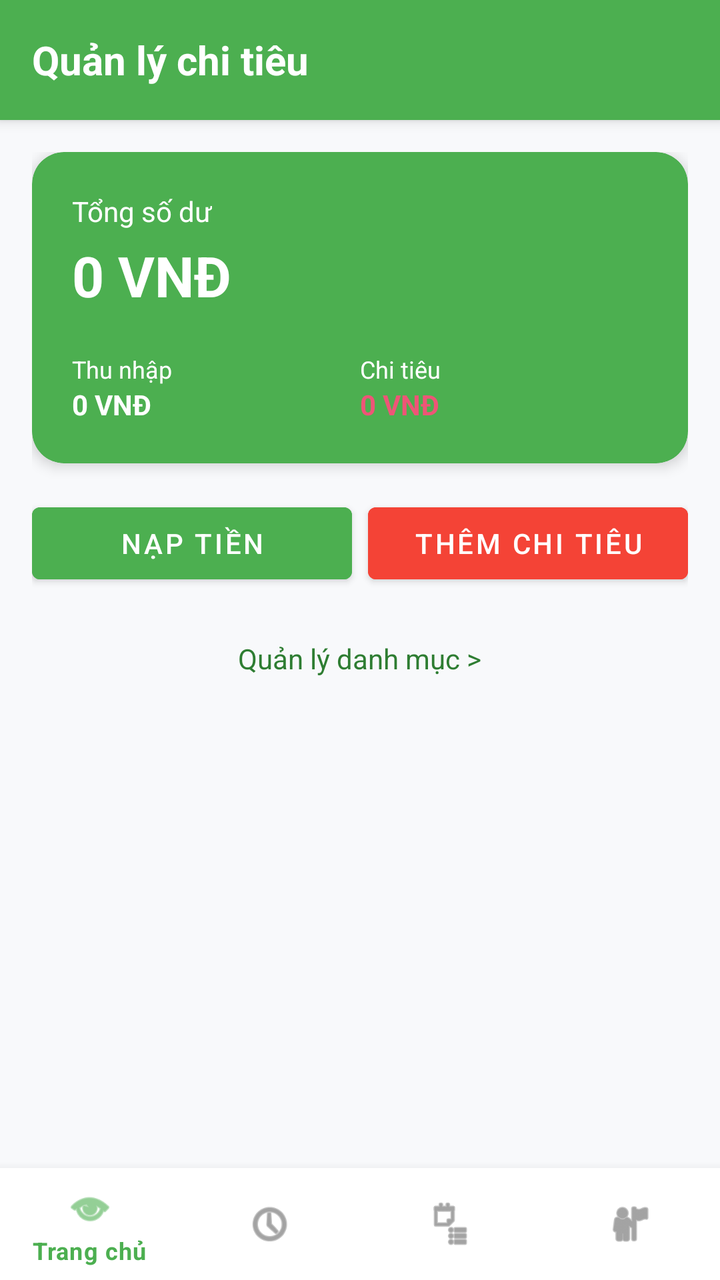
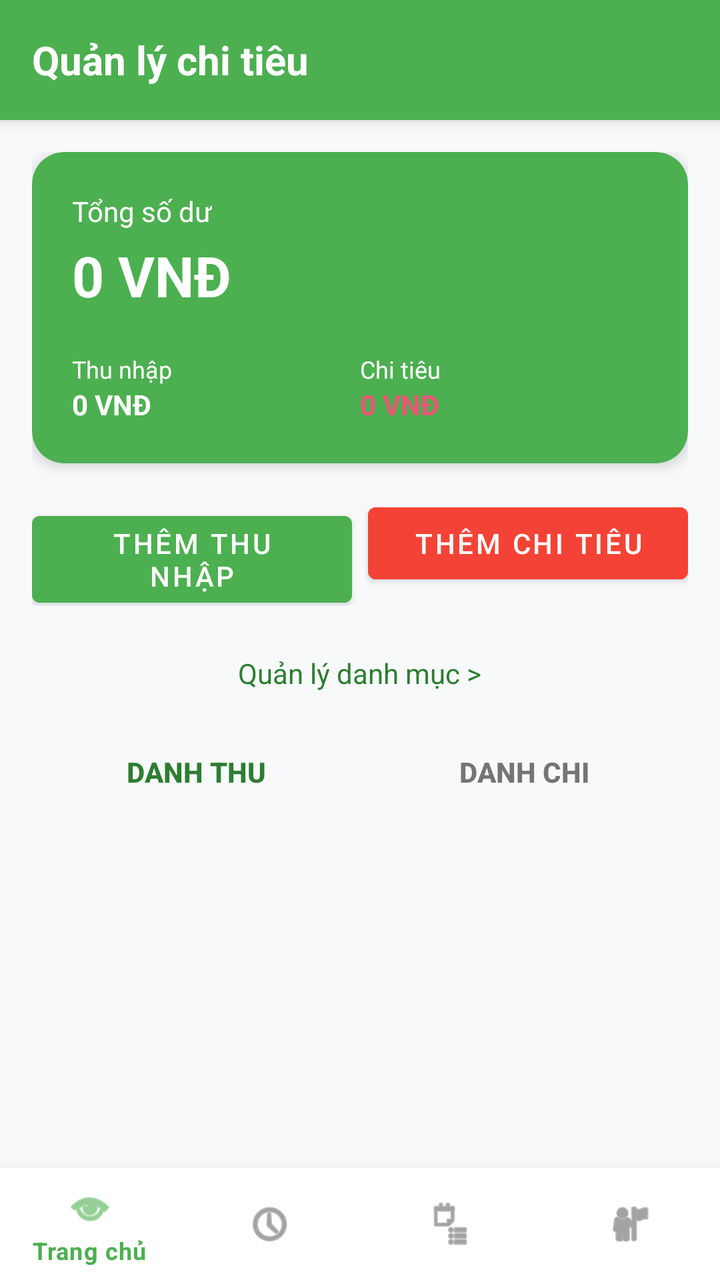

An Android layout rendered at two revisions. The XML below is the earlier revision; the diff shows what the commit changed to produce the second picture.
<!-- AndroidManifest.xml: application theme Theme.QuanLyChiTieu -->
<!-- res/layout/activity_main.xml -->
<?xml version="1.0" encoding="utf-8"?>
<LinearLayout xmlns:android="http://schemas.android.com/apk/res/android"
    xmlns:app="http://schemas.android.com/apk/res-auto"
    xmlns:tools="http://schemas.android.com/tools"
    android:layout_width="match_parent"
    android:layout_height="match_parent"
    android:orientation="vertical"
    android:background="#F8F9FB"
    android:fitsSystemWindows="true"
    tools:context=".MainActivity">

    <androidx.cardview.widget.CardView
        android:layout_width="match_parent"
        android:layout_height="wrap_content"
        app:cardElevation="4dp"
        app:cardCornerRadius="0dp">
        <LinearLayout
            android:layout_width="match_parent"
            android:layout_height="60dp"
            android:background="#4CAF50"
            android:gravity="center_vertical"
            android:paddingHorizontal="16dp">
            <TextView
                android:layout_width="wrap_content"
                android:layout_height="wrap_content"
                android:text="Quản lý chi tiêu"
                android:textColor="#FFFFFF"
                android:textSize="20sp"
                android:textStyle="bold" />
        </LinearLayout>
    </androidx.cardview.widget.CardView>

    <ScrollView
        android:layout_width="match_parent"
        android:layout_height="0dp"
        android:layout_weight="1">
        <LinearLayout
            android:id="@+id/layoutManageCategory"
            android:layout_width="match_parent"
            android:layout_height="wrap_content"
            android:orientation="vertical"
            android:padding="16dp">

            <androidx.cardview.widget.CardView
                android:layout_width="match_parent"
                android:layout_height="wrap_content"
                app:cardCornerRadius="16dp"
                app:cardElevation="4dp"
                app:cardBackgroundColor="#4CAF50">
                <LinearLayout
                    android:layout_width="match_parent"
                    android:layout_height="wrap_content"
                    android:orientation="vertical"
                    android:padding="20dp">
                    <TextView
                        android:layout_width="wrap_content"
                        android:layout_height="wrap_content"
                        android:text="Tổng số dư"
                        android:textColor="#FFFFFF"
                        android:textSize="14sp" />
                    <TextView
                        android:id="@+id/tvBalance"
                        android:layout_width="wrap_content"
                        android:layout_height="wrap_content"
                        android:text="0 VNĐ"
                        android:textColor="#FFFFFF"
                        android:textSize="28sp"
                        android:textStyle="bold"
                        android:layout_marginTop="4dp"/>
                    <LinearLayout
                        android:layout_width="match_parent"
                        android:layout_height="wrap_content"
                        android:orientation="horizontal"
                        android:layout_marginTop="20dp">
                        <LinearLayout
                            android:layout_width="0dp"
                            android:layout_height="wrap_content"
                            android:layout_weight="1"
                            android:orientation="vertical">
                            <TextView
                                android:layout_width="wrap_content"
                                android:layout_height="wrap_content"
                                android:text="Thu nhập"
                                android:textColor="#FFFFFF"
                                android:textSize="12sp" />
                            <TextView
                                android:id="@+id/tvIncome"
                                android:layout_width="wrap_content"
                                android:layout_height="wrap_content"
                                android:text="0 VNĐ"
                                android:textColor="#FFFFFF"
                                android:textStyle="bold" />
                        </LinearLayout>
                        <LinearLayout
                            android:layout_width="0dp"
                            android:layout_height="wrap_content"
                            android:layout_weight="1"
                            android:orientation="vertical">
                            <TextView
                                android:layout_width="wrap_content"
                                android:layout_height="wrap_content"
                                android:text="Chi tiêu"
                                android:textColor="#FFFFFF"
                                android:textSize="12sp" />
                            <TextView
                                android:id="@+id/tvExpense"
                                android:layout_width="wrap_content"
                                android:layout_height="wrap_content"
                                android:text="0 VNĐ"
                                android:textColor="#E57"
                                android:textStyle="bold" />
                        </LinearLayout>
                    </LinearLayout>
                </LinearLayout>
            </androidx.cardview.widget.CardView>

            <LinearLayout
                android:layout_width="match_parent"
                android:layout_height="wrap_content"
                android:orientation="horizontal"
                android:layout_marginTop="16dp">
                <Button
                    android:id="@+id/btnAddBalance"
                    android:layout_width="0dp"
                    android:layout_height="wrap_content"
                    android:layout_weight="1"
                    android:text="Nạp tiền"
                    android:layout_marginEnd="8dp"
                    android:backgroundTint="#4CAF50"/>
                <Button
                    android:id="@+id/btnAddExpense"
                    android:layout_width="0dp"
                    android:layout_height="wrap_content"
                    android:layout_weight="1"
                    android:text="Thêm chi tiêu"
                    android:backgroundTint="#F44336"/>
            </LinearLayout>

            <TextView
                android:id="@+id/tvManageCategory"
                android:layout_width="wrap_content"
                android:layout_height="wrap_content"
                android:text="Quản lý danh mục >"
                android:clickable="true"
                android:focusable="true"
                android:textColor="#2E7D32"
                android:layout_marginTop="24dp"
                android:layout_gravity="center"/>

            <GridLayout
                android:id="@+id/gridCategories"
                android:layout_width="match_parent"
                android:layout_height="wrap_content"
                android:columnCount="3"
                android:layout_marginTop="16dp"/>

        </LinearLayout>
    </ScrollView>

    <com.google.android.material.bottomnavigation.BottomNavigationView
        android:id="@+id/bottomNav"
        android:layout_width="match_parent"
        android:layout_height="wrap_content"
        android:background="#FFFFFF"
        app:menu="@menu/menu_bottom" />
</LinearLayout>
<!-- resources referenced by this layout -->
<resources>
  <style name="Theme.QuanLyChiTieu" parent="Base.Theme.QuanLyChiTieu" />
  <style name="Base.Theme.QuanLyChiTieu" parent="Theme.MaterialComponents.Light.NoActionBar">
          <item name="colorPrimary">#4CAF50</item>
          <item name="colorPrimaryVariant">#388E3C</item>
          <item name="colorOnPrimary">@color/white</item>
          <item name="colorSecondary">#2196F3</item>
          <item name="colorOnSecondary">@color/white</item>
      </style>
  <color name="white">#FFFFFFFF</color>
</resources>

<!-- the commit's change to res/layout/activity_main.xml (unified diff, before → after) -->
@@ -14,12 +14,14 @@
         android:layout_height="wrap_content"
         app:cardElevation="4dp"
         app:cardCornerRadius="0dp">
+
         <LinearLayout
             android:layout_width="match_parent"
             android:layout_height="60dp"
             android:background="#4CAF50"
             android:gravity="center_vertical"
             android:paddingHorizontal="16dp">
+
             <TextView
                 android:layout_width="wrap_content"
                 android:layout_height="wrap_content"
@@ -34,6 +36,7 @@
         android:layout_width="match_parent"
         android:layout_height="0dp"
         android:layout_weight="1">
+
         <LinearLayout
             android:id="@+id/layoutManageCategory"
             android:layout_width="match_parent"
@@ -47,17 +50,20 @@
                 app:cardCornerRadius="16dp"
                 app:cardElevation="4dp"
                 app:cardBackgroundColor="#4CAF50">
+
                 <LinearLayout
                     android:layout_width="match_parent"
                     android:layout_height="wrap_content"
                     android:orientation="vertical"
                     android:padding="20dp">
+
                     <TextView
                         android:layout_width="wrap_content"
                         android:layout_height="wrap_content"
                         android:text="Tổng số dư"
                         android:textColor="#FFFFFF"
                         android:textSize="14sp" />
+
                     <TextView
                         android:id="@+id/tvBalance"
                         android:layout_width="wrap_content"
@@ -67,22 +73,26 @@
                         android:textSize="28sp"
                         android:textStyle="bold"
                         android:layout_marginTop="4dp"/>
+
                     <LinearLayout
                         android:layout_width="match_parent"
                         android:layout_height="wrap_content"
                         android:orientation="horizontal"
                         android:layout_marginTop="20dp">
+
                         <LinearLayout
                             android:layout_width="0dp"
                             android:layout_height="wrap_content"
                             android:layout_weight="1"
                             android:orientation="vertical">
+
                             <TextView
                                 android:layout_width="wrap_content"
                                 android:layout_height="wrap_content"
                                 android:text="Thu nhập"
                                 android:textColor="#FFFFFF"
                                 android:textSize="12sp" />
+
                             <TextView
                                 android:id="@+id/tvIncome"
                                 android:layout_width="wrap_content"
@@ -91,17 +101,20 @@
                                 android:textColor="#FFFFFF"
                                 android:textStyle="bold" />
                         </LinearLayout>
+
                         <LinearLayout
                             android:layout_width="0dp"
                             android:layout_height="wrap_content"
                             android:layout_weight="1"
                             android:orientation="vertical">
+
                             <TextView
                                 android:layout_width="wrap_content"
                                 android:layout_height="wrap_content"
                                 android:text="Chi tiêu"
                                 android:textColor="#FFFFFF"
                                 android:textSize="12sp" />
+
                             <TextView
                                 android:id="@+id/tvExpense"
                                 android:layout_width="wrap_content"
@@ -119,21 +132,25 @@
                 android:layout_height="wrap_content"
                 android:orientation="horizontal"
                 android:layout_marginTop="16dp">
+
                 <Button
                     android:id="@+id/btnAddBalance"
                     android:layout_width="0dp"
                     android:layout_height="wrap_content"
                     android:layout_weight="1"
-                    android:text="Nạp tiền"
+                    android:text="Thêm thu nhập"
                     android:layout_marginEnd="8dp"
-                    android:backgroundTint="#4CAF50"/>
+                    android:backgroundTint="#4CAF50"
+                    android:textColor="#FFFFFF"/>
+
                 <Button
                     android:id="@+id/btnAddExpense"
                     android:layout_width="0dp"
                     android:layout_height="wrap_content"
                     android:layout_weight="1"
                     android:text="Thêm chi tiêu"
-                    android:backgroundTint="#F44336"/>
+                    android:backgroundTint="#F44336"
+                    android:textColor="#FFFFFF"/>
             </LinearLayout>
 
             <TextView
@@ -146,6 +163,34 @@
                 android:textColor="#2E7D32"
                 android:layout_marginTop="24dp"
                 android:layout_gravity="center"/>
+
+            <LinearLayout
+                android:layout_width="match_parent"
+                android:layout_height="wrap_content"
+                android:orientation="horizontal"
+                android:layout_marginTop="16dp"
+                android:layout_marginBottom="8dp">
+
+                <Button
+                    android:id="@+id/btnHomeIncomeCategories"
+                    android:layout_width="0dp"
+                    android:layout_height="wrap_content"
+                    android:layout_weight="1"
+                    android:text="Danh thu"
+                    style="?android:attr/borderlessButtonStyle"
+                    android:textColor="#2E7D32"
+                    android:textStyle="bold"/>
+
+                <Button
+                    android:id="@+id/btnHomeExpenseCategories"
+                    android:layout_width="0dp"
+                    android:layout_height="wrap_content"
+                    android:layout_weight="1"
+                    android:text="Danh chi"
+                    style="?android:attr/borderlessButtonStyle"
+                    android:textColor="#757575"
+                    android:textStyle="bold"/>
+            </LinearLayout>
 
             <GridLayout
                 android:id="@+id/gridCategories"
